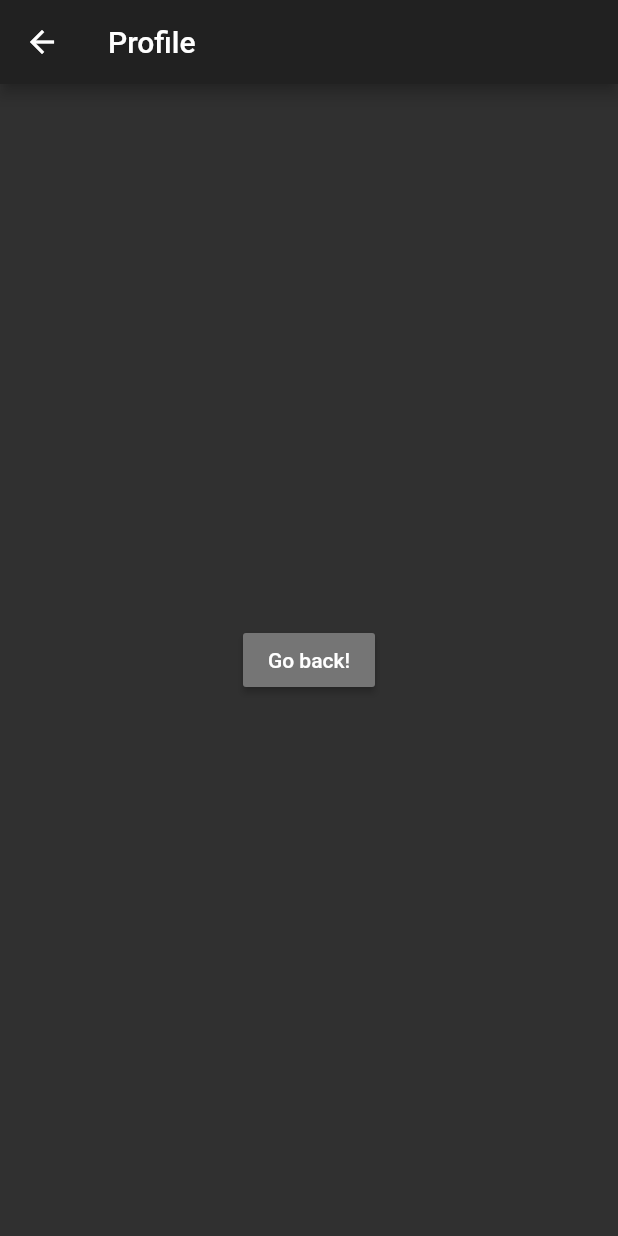
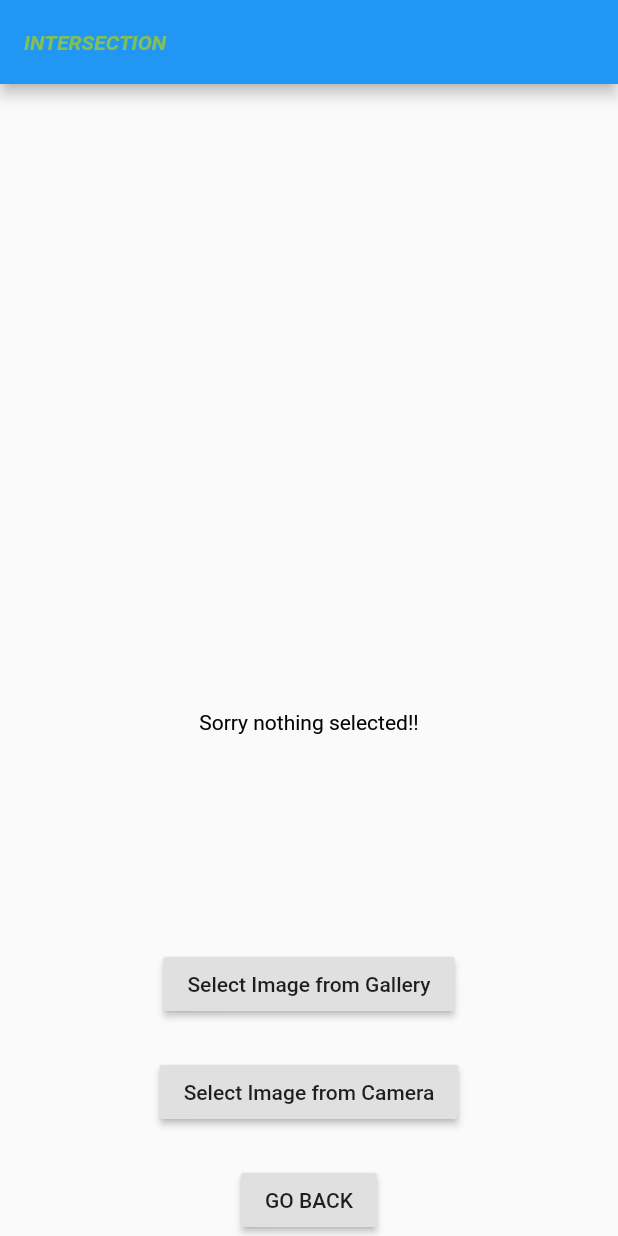
Before and after one commit to atran19/Looking4Love, a Flutter app: the screen it shows after launch, item 2 of the bottom bar chosen, on a phone screen of 412 x 824 dp. Run offline on Flutter 3.47's test engine with Material 2 defaults, Android fonts, the phone set to English and light mode, and no system bars; our stand-ins replace carousel_slider, image_picker, location; network calls fail.

Commit message:
Image Picker Update

```diff
--- a/lib/main.dart
+++ b/lib/main.dart
@@ -1,35 +1,28 @@
-
 import "package:flutter/material.dart";
 import "package:location/location.dart";
 import 'package:carousel_slider/carousel_slider.dart';
+import 'dart:io';
+import 'package:image_picker/image_picker.dart';
 
 
 
 
-void main() => runApp(App());
+void main() {
+  runApp(App());
+
+}
 
 
+class Profile extends StatelessWidget {
+  @override
 
-
-
-class SecondRoute extends StatelessWidget {
-  @override
   Widget build(BuildContext context) {
-    return Scaffold(
-      appBar: AppBar(
-        title: Text("Profile"),
-      ),
-      body: Center(
-        child: RaisedButton(
-          onPressed: () {
-            // Navigate back to first route when tapped.
-          },
-          child: Text('Go back!'),
-        ),
-      ),
+    return new MaterialApp(
+      home: new UserOptions(),
     );
   }
 }
+
 
 class App extends StatelessWidget {
   @override
@@ -120,13 +113,14 @@ class _HomeState extends State<Home> {
 
 
                       child: Container(
-
-
+                        alignment: FractionalOffset(0.50, 0.4),
 
                         child: new Stack(children: <Widget>[
+
                           new ClipRRect(
                             borderRadius: new BorderRadius.circular(8.0),
                             child: Image.network('https://lorempixel.com/250/170'),
+
                           ),
 
                   new Container(
@@ -234,7 +228,6 @@ class _HomeState extends State<Home> {
 
                         ]
                         ),
-                        alignment: Alignment.topCenter,
                         padding: EdgeInsets.all(20.0),
 
 
@@ -322,7 +315,7 @@ class _HomeState extends State<Home> {
 void _onItemTapped(int index) {
   Navigator.push(
     context,
-    MaterialPageRoute(builder: (context) => SecondRoute()),
+    MaterialPageRoute(builder: (context) => Profile()),
   );
 }
 }
@@ -332,3 +325,123 @@ void _RemovePage () {
 
 
 }
+
+class UserOptions extends StatefulWidget {
+  @override
+  State<StatefulWidget> createState() {
+    return new UserOptionsState();
+  }
+}
+
+class UserOptionsState extends State<UserOptions> {
+//save the result of gallery file
+  File galleryFile;
+
+//save the result of camera file
+  File cameraFile;
+
+  @override
+  Widget build(BuildContext context) {
+
+    //display image selected from gallery
+    imageSelectorGallery() async {
+      galleryFile = await ImagePicker.pickImage(
+        source: ImageSource.gallery,
+        // maxHeight: 50.0,
+        // maxWidth: 50.0,
+      );
+      print("You selected gallery image : " + galleryFile.path);
+      setState(() {});
+    }
+
+    //display image selected from camera
+    imageSelectorCamera() async {
+      cameraFile = await ImagePicker.pickImage(
+        source: ImageSource.camera,
+        //maxHeight: 50.0,
+        //maxWidth: 50.0,
+      );
+      print("You selected camera image : " + cameraFile.path);
+      setState(() {});
+    }
+
+    return new Scaffold(
+
+      appBar: AppBar(
+          title:
+          RichText(
+            text: TextSpan(
+              text: 'INTERSECTION',
+              style: TextStyle(fontStyle: FontStyle.italic,fontWeight: FontWeight.bold,
+                  color: Colors.lightGreen.withOpacity(0.9)),
+            ),
+          )
+      ),
+      body: new Builder(
+
+        builder: (BuildContext context) {
+          return new Container (
+            child: Stack(
+              alignment: FractionalOffset(0.5, 0.4) ,
+
+
+            children: <Widget>[
+
+              displaySelectedFile(galleryFile),
+              displaySelectedFile(cameraFile),
+
+              Container(
+                  alignment: FractionalOffset(0.5, 0.8),
+              child: new RaisedButton(
+
+                child: new Text('Select Image from Gallery'),
+                onPressed: imageSelectorGallery,
+              ),
+              ),
+              Container(
+          alignment: FractionalOffset(0.5, 0.9),
+              child: new RaisedButton(
+                child: new Text('Select Image from Camera'),
+                onPressed: imageSelectorCamera,
+              ),
+              ),
+          Container(
+          alignment: FractionalOffset(0.5, 1),
+          child: new RaisedButton(
+          child: new Text('GO BACK'),
+          onPressed: () {
+
+            Navigator.push(
+              context,
+              MaterialPageRoute(builder: (context) => App()),
+            );
+          // Perform some action
+          },
+          ),
+          ),
+
+
+            ],
+              )
+
+          )
+          ;
+        },
+      ),
+    );
+  }
+
+  Widget displaySelectedFile(File file) {
+    return new Container(
+      alignment: FractionalOffset(0.5, 0.9),
+      height: 250.0,
+      width: 400.0,
+
+//child: new Card(child: new Text(''+galleryFile.toString())),
+//child: new Image.file(galleryFile),
+      child: file == null
+          ? new Text('Sorry nothing selected!!')
+          : new Image.file(file),
+    );
+  }
+}
--- a/pubspec.yaml
+++ b/pubspec.yaml
@@ -19,6 +19,7 @@ environment:
 dependencies:
   location: ^1.4.1
   flutter_geofire: ^0.0.4
+  image_picker: ^0.4.12
 
   flutter:
     sdk: flutter
```
Also changed, not shown: pubspec.lock, 2 other files.
